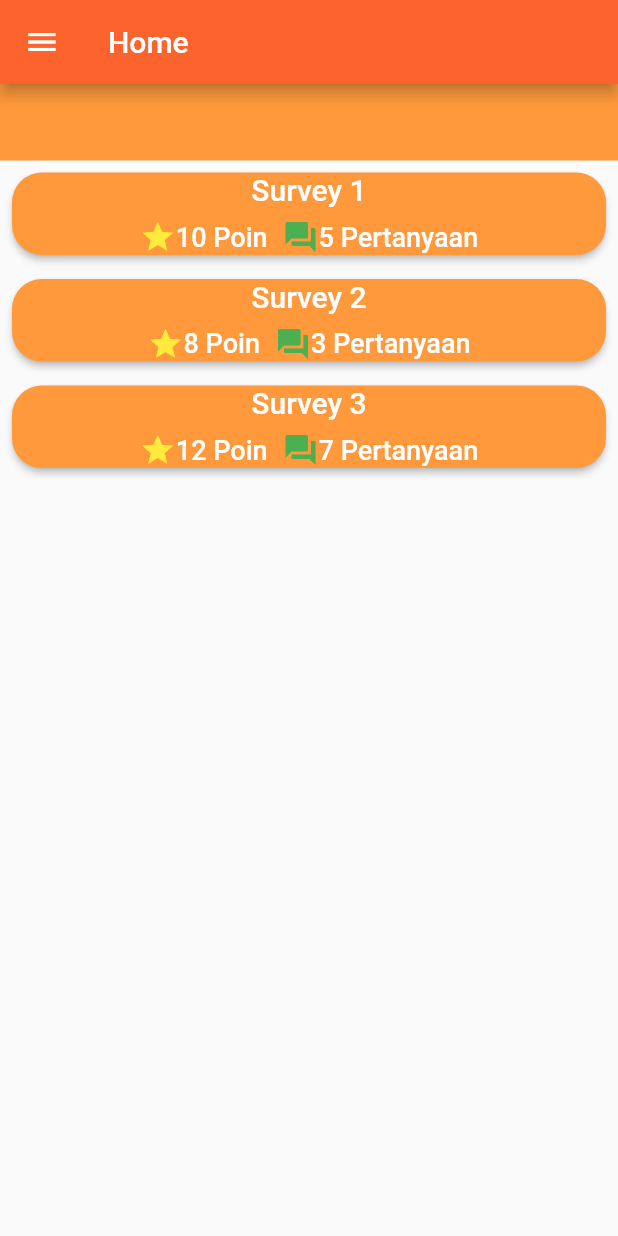
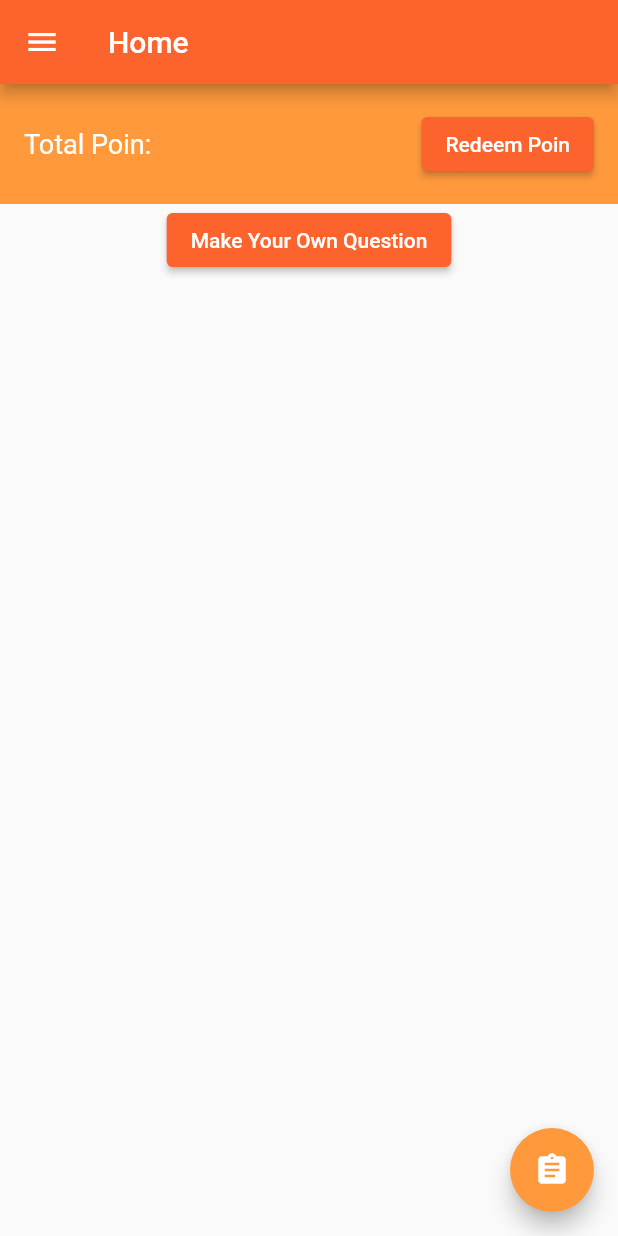
Before and after one commit to idrissiddiq/onemobile, a Flutter app: the HomeScreen screen opened directly with empty values, on a phone screen of 412 x 824 dp. Run offline on Flutter 3.47's test engine with Material 2 defaults, Android fonts, the phone set to English and light mode, and no system bars; our stand-ins replace shared_preferences; missing offline and left inert: flutter_web_auth; accounts and stored records are empty.

Commit message:
Create My Survey Screen

```diff
--- a/lib/home.dart
+++ b/lib/home.dart
@@ -1,15 +1,18 @@
 import 'package:flutter/material.dart';
 import 'package:shared_preferences/shared_preferences.dart';
 import 'main.dart';
-import 'profile.dart';
-import 'history.dart';
+import 'mySurvey.dart';
 import 'survey.dart';
+import 'createSurvey.dart';
+import 'utils/showAlert.dart';
 
 class HomeScreen extends StatefulWidget {
   final String accessToken;
-  final String username;
+  final String id;
+  final String url;
+  final String poin;
 
-  HomeScreen({required this.accessToken, required this.username});
+  HomeScreen({required this.accessToken, required this.id, required this.url, required this.poin});
 
   @override
   _HomeScreenState createState() => _HomeScreenState();
@@ -17,7 +20,6 @@ class HomeScreen extends StatefulWidget {
 
 class _HomeScreenState  extends  State<HomeScreen> {
   Map<String, String> _userData = {};
-
 
   @override
   void initState() {
@@ -30,12 +32,12 @@ class _HomeScreenState  extends  State<HomeScreen> {
     _userData.addAll({"username": prefs.getString("username").toString(), "email": prefs.getString("email").toString()});
   }
 
-  final List<Survey> availableSurveys = [
-    Survey('Survey 1', '10 Poin', '5 Pertanyaan'),
-    Survey('Survey 2', '8 Poin', '3 Pertanyaan'),
-    Survey('Survey 3', '12 Poin', '7 Pertanyaan'),
-    // Tambahkan survei lainnya sesuai kebutuhan
-  ];
+  // final List<Survey> availableSurveys = [
+  //   Survey('Survey 1', '10 Poin', '5 Pertanyaan'),
+  //   Survey('Survey 2', '8 Poin', '3 Pertanyaan'),
+  //   Survey('Survey 3', '12 Poin', '7 Pertanyaan'),
+  //   // Tambahkan survei lainnya sesuai kebutuhan
+  // ];
 
   Future<void> _handleLogout(BuildContext context) async {
     final prefs = await SharedPreferences.getInstance();
@@ -61,90 +63,50 @@ class _HomeScreenState  extends  State<HomeScreen> {
             child: Row(
               mainAxisAlignment: MainAxisAlignment.spaceBetween,
               children: [
-                // Text(
-                //   // 'Total Poin: 30',
-                //   'Access Token: ',
-                //   style: TextStyle(fontSize: 18, color: Colors.white),
+                Text(
+                  'Total Poin: ' + widget.poin,
+                  // 'Access Token: ',
+                  style: TextStyle(fontSize: 18, color: Colors.white),
+                ),
+        //         SelectableText(
+        //   widget.accessToken,
+        //   style: TextStyle(fontSize: 16),
         // ),
-                SelectableText(
-          widget.accessToken,
-          style: TextStyle(fontSize: 16),
+                ElevatedButton(
+                  onPressed: () {
+                    // Tambahkan logika untuk menu poin
+                    showAlert(context, 'This menu is currently unavailable');
+                  },
+                  style: ElevatedButton.styleFrom(
+                    primary: Color(0xFFFD632D),
                   ),
-                // ElevatedButton(
-                //   onPressed: () {
-                //     // Tambahkan logika untuk menu poin
-                //   },
-                //   style: ElevatedButton.styleFrom(
-                //     primary: Color(0xFFFD632D),
-                //   ),
-                //   child: Text('Redeem Poin'),
-                // ),
+                  child: Text('Redeem Poin'),
+                ),
+
               ],
             ),
           ),
-          Expanded(
-        child: ListView.builder(
-          itemCount: availableSurveys.length,
-          itemBuilder: (context, index) {
-            return Padding(
-              padding: const EdgeInsets.all(8.0),
-              child: ElevatedButton(
+          ElevatedButton(
                   onPressed: () {
-                  Navigator.push(context, MaterialPageRoute(builder: (context) => SurveyScreen(accessToken: widget.accessToken, id: widget.username, url: "random")));
-                  // Tambahkan logika ketika survei dipilih
-                  // Anda dapat membuka halaman survei atau melakukan tindakan lain sesuai kebutuhan
+                    // Tambahkan logika untuk menu poin
+                    Navigator.push(context, MaterialPageRoute(builder: (context) => CreateSurveyScreen(accessToken: widget.accessToken, id: widget.id, url: widget.url)));
                   },
                   style: ElevatedButton.styleFrom(
-                  primary: Color(0xFFFF993C),
-                  shape: RoundedRectangleBorder(
-                    borderRadius: BorderRadius.circular(20.0),
+                    primary: Color(0xFFFD632D),
                   ),
-                ),
-                child: Column(
-                  children: [
-                    Text(
-                      availableSurveys[index].name,
-                      style: TextStyle(fontSize: 20.0, color: Colors.white),
-                    ),
-                    SizedBox(height: 8.0),
-                    Row(
-                      mainAxisAlignment: MainAxisAlignment.center,
-                      children: [
-                        Icon(
-                          Icons.star,
-                          color: Colors.yellow,
-                        ),
-                        Text(
-                          availableSurveys[index].points,
-                          style: TextStyle(fontSize: 18.0, color: Colors.white),
-                        ),
-                        SizedBox(width: 10.0),
-                        Icon(
-                          Icons.question_answer,
-                          color: Colors.green,
-                        ),
-                        Text(
-                          availableSurveys[index].questions,
-                          style: TextStyle(fontSize: 18.0, color: Colors.white),
+                  child: Text('Make Your Own Question'),
                 ),
         ],
       ),
-                  ],
+      floatingActionButton: FloatingActionButton(
+        onPressed: () {
+          Navigator.push(context, MaterialPageRoute(builder: (context) => SurveyScreen(accessToken: widget.accessToken, id: widget.id, url: widget.url)));
+        },
+        child: Icon(Icons.assignment),
+        backgroundColor: Color(0xFFFF993C),
       ),
-              ),
-            );
-          },
-        ),
-          ),
-        ],
-      ),
-      // floatingActionButton: Row(
-      //   mainAxisAlignment: MainAxisAlignment.end,
-      //   children: [
-      //     Text('Mulai Survey'),
-      //     Icon(Icons.arrow_forward),
-      //   ],
-      // ),
+      floatingActionButtonLocation: FloatingActionButtonLocation.endFloat,
+
       drawer: Drawer(
         child: Container(
           color: Color(0xFFFF993C),
@@ -167,25 +129,25 @@ class _HomeScreenState  extends  State<HomeScreen> {
                           decoration: BoxDecoration(
                             color: Color(0xFFFF993C),
                           ),
-                          onDetailsPressed: () {
-                            Navigator.of(context).pop();
-                            Navigator.of(context).push(MaterialPageRoute(builder: (context) => ProfileScreen()));
-                          },
+                          // onDetailsPressed: () {
+                          //   Navigator.of(context).pop();
+                          //   Navigator.of(context).push(MaterialPageRoute(builder: (context) => ProfileScreen()));
+                          // },
                         );
                     },
                   ),
-              ListTile(
-                  leading: Icon(Icons.home),
-                title: Text(
-                  'Home',
-                  style: TextStyle(color: Colors.white, fontSize: 18.0),
-                ),
-                onTap: () {
-                  Navigator.pop(context);
-                  // Navigasi ke halaman Home ketika "Home" di-klik
-                  // Tambahkan logika navigasi yang sesuai
-                },
-              ),
+              // ListTile(
+              //     leading: Icon(Icons.home),
+              //   title: Text(
+              //     'Home',
+              //     style: TextStyle(color: Colors.white, fontSize: 18.0),
+              //   ),
+              //   onTap: () {
+              //     Navigator.pop(context);
+              //     // Navigasi ke halaman Home ketika "Home" di-klik
+              //     // Tambahkan logika navigasi yang sesuai
+              //   },
+              // ),
               ListTile(
               leading: Icon(Icons.history), // Ikon untuk History
               title: Text(
@@ -194,7 +156,7 @@ class _HomeScreenState  extends  State<HomeScreen> {
               ),
               onTap: () {
                 Navigator.of(context).pop(); // Tutup sidebar
-                Navigator.of(context).push(MaterialPageRoute(builder: (context) => HistoryScreen())); // Navigasi ke halaman profil
+                Navigator.of(context).push(MaterialPageRoute(builder: (context) => MySurveyScreen(accessToken: widget.accessToken, id: widget.id, url: widget.url))); // Navigasi ke halaman profil
               },
             ),
             // ListTile(
--- a/lib/login.dart
+++ b/lib/login.dart
@@ -20,6 +20,7 @@ class _LoginScreenState extends State<LoginForm>  {
     try {
     final prefs = await SharedPreferences.getInstance();
     String url = "http://192.168.43.146:8080/onemobile/api/";
+    prefs.setString('url', url);
     final isLoggedIn = prefs.getBool('isLoggedIn') ?? false;
     if (isLoggedIn) {
       Navigator.pushReplacement(context, MaterialPageRoute(builder: (context) => SurveyScreen(accessToken: prefs.getString('access_token').toString(), id: prefs.getInt('id').toString(), url: url)));
@@ -51,6 +52,7 @@ class _LoginScreenState extends State<LoginForm>  {
             await prefs.setString('username', parsedJson['username']);
             await prefs.setString('email', parsedJson['email']);
             await prefs.setInt('id', parsedJson['id']);
+            await prefs.setInt('poin', parsedJson['poin']);
             Navigator.pushReplacement(context, MaterialPageRoute(builder: (context) => SurveyScreen(accessToken: prefs.getString('access_token').toString(), id: prefs.getInt('id').toString(), url: url)));
             setState(() {
       isLoading = false;
--- a/lib/submit.dart
+++ b/lib/submit.dart
@@ -17,7 +17,7 @@ class _SubmitScreenState extends State<SubmitScreen> {
       checkToken().then((access_token){
             if(access_token!.isNotEmpty){
               checkUsername().then((username){
-                Navigator.pushReplacement(context, MaterialPageRoute(builder: (context) => HomeScreen(accessToken: access_token.toString(), username: username.toString())));
+                // Navigator.pushReplacement(context, MaterialPageRoute(builder: (context) => HomeScreen(accessToken: access_token.toString(), username: username.toString())));
               });
             }
           });
--- a/lib/utils/showAlert.dart
+++ b/lib/utils/showAlert.dart
@@ -35,7 +35,7 @@ void surveyErrorAlert(BuildContext context, String message) {
           ElevatedButton(
             child: Text('Close'),
             onPressed: () {
-              Navigator.pushReplacement(context, MaterialPageRoute(builder: (context) => HomeScreen(accessToken: "asdsada", username: "asdsada")));
+              // Navigator.pushReplacement(context, MaterialPageRoute(builder: (context) => HomeScreen(accessToken: "asdsada", username: "asdsada")));
             },
             style: ElevatedButton.styleFrom(
                   primary: Color(0xFFFF993C),
```
Also changed, not shown: lib/createSurvey.dart (added, +209 -0 lines), lib/mySurvey.dart (added, +141 -0 lines), lib/splash.dart (+19 -5 lines), lib/survey.dart (+15 -3 lines). Lines whose indentation alone changed are shown as unchanged.
